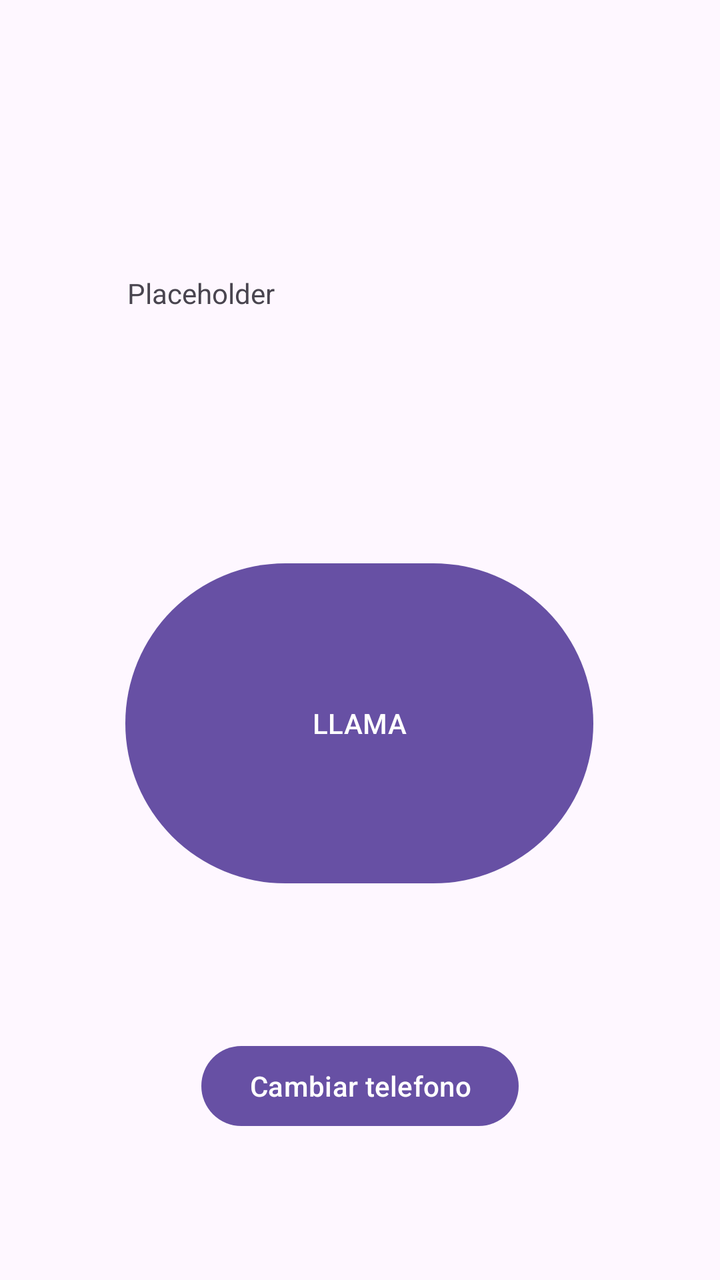
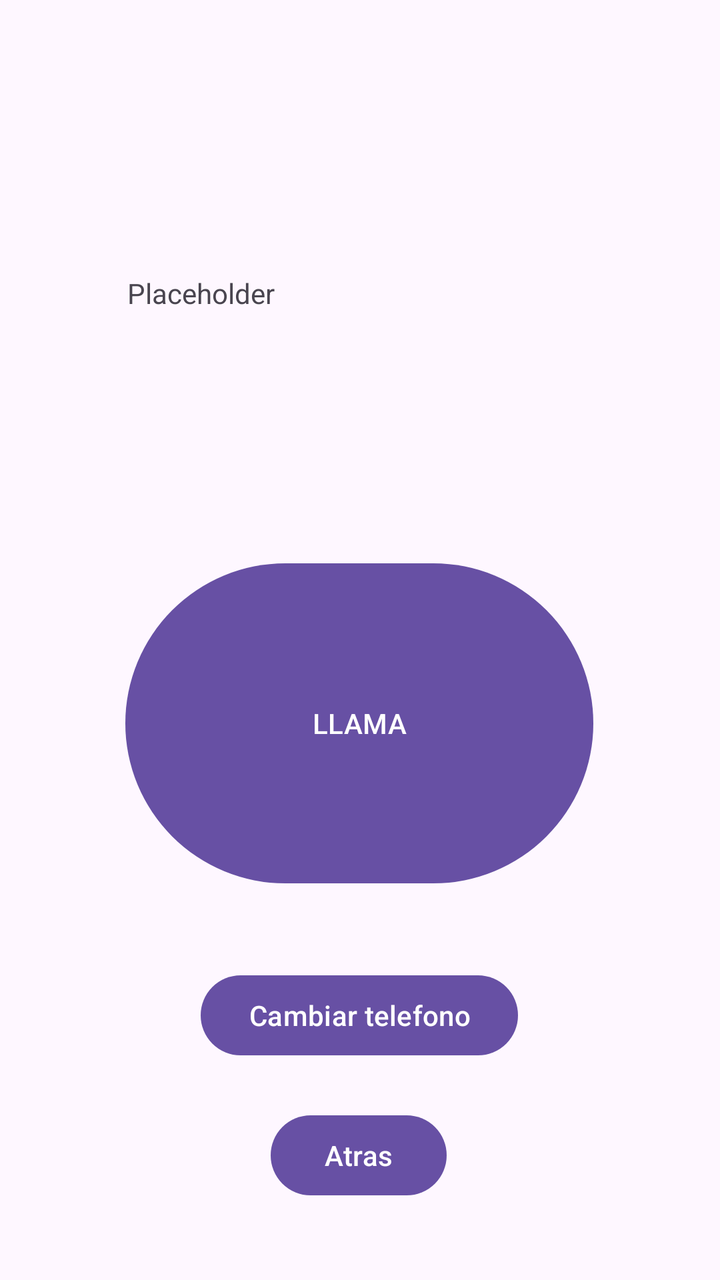

Two renders of the same Android screen: before a commit and after it. Below are the layout's source before the change and the commit's diff.
<!-- AndroidManifest.xml: application theme Theme.AplicacionCon4Botones -->
<!-- res/layout/activity_tlf.xml -->
<?xml version="1.0" encoding="utf-8"?>
<androidx.constraintlayout.widget.ConstraintLayout xmlns:android="http://schemas.android.com/apk/res/android"
    xmlns:app="http://schemas.android.com/apk/res-auto"
    xmlns:tools="http://schemas.android.com/tools"
    android:layout_width="match_parent"
    android:layout_height="match_parent">

    <Button
        android:id="@+id/telephoneActive"
        android:layout_width="234dp"
        android:layout_height="168dp"
        android:text="@string/llama"
        app:layout_constraintBottom_toBottomOf="parent"
        app:layout_constraintEnd_toEndOf="parent"
        app:layout_constraintHorizontal_bias="0.498"
        app:layout_constraintStart_toStartOf="parent"
        app:layout_constraintTop_toTopOf="parent"
        app:layout_constraintVertical_bias="0.588" />

    <TextView
        android:id="@+id/telefonoMostrador"
        android:layout_width="227dp"
        android:layout_height="99dp"
        android:text="@string/placeholder"
        app:layout_constraintBottom_toBottomOf="parent"
        app:layout_constraintEnd_toEndOf="parent"
        app:layout_constraintHorizontal_bias="0.478"
        app:layout_constraintStart_toStartOf="parent"
        app:layout_constraintTop_toTopOf="parent"
        app:layout_constraintVertical_bias="0.253" />

    <Button
        android:id="@+id/changePh"
        android:layout_width="wrap_content"
        android:layout_height="wrap_content"
        android:text="@string/cambiar_telefono"
        app:layout_constraintBottom_toBottomOf="parent"
        app:layout_constraintEnd_toEndOf="parent"
        app:layout_constraintStart_toStartOf="parent"
        app:layout_constraintTop_toBottomOf="@+id/telephoneActive" />
</androidx.constraintlayout.widget.ConstraintLayout>
<!-- resources referenced by this layout -->
<resources>
  <string name="cambiar_telefono">Cambiar telefono</string>
  <string name="llama">LLAMA</string>
  <string name="placeholder">Placeholder</string>
  <style name="Theme.AplicacionCon4Botones" parent="Base.Theme.AplicacionCon4Botones" />
  <style name="Base.Theme.AplicacionCon4Botones" parent="Theme.Material3.DayNight.NoActionBar">
          
          
      </style>
</resources>

<!-- the commit's change to res/layout/activity_tlf.xml (unified diff, before → after) -->
@@ -36,6 +36,20 @@
         android:text="@string/cambiar_telefono"
         app:layout_constraintBottom_toBottomOf="parent"
         app:layout_constraintEnd_toEndOf="parent"
+        app:layout_constraintHorizontal_bias="0.498"
         app:layout_constraintStart_toStartOf="parent"
-        app:layout_constraintTop_toBottomOf="@+id/telephoneActive" />
+        app:layout_constraintTop_toBottomOf="@+id/telephoneActive"
+        app:layout_constraintVertical_bias="0.26" />
+
+    <Button
+        android:id="@+id/backMain"
+        android:layout_width="wrap_content"
+        android:layout_height="wrap_content"
+        android:text="@string/atrasMain"
+        app:layout_constraintBottom_toBottomOf="parent"
+        app:layout_constraintEnd_toEndOf="parent"
+        app:layout_constraintHorizontal_bias="0.498"
+        app:layout_constraintStart_toStartOf="parent"
+        app:layout_constraintTop_toBottomOf="@+id/changePh"
+        app:layout_constraintVertical_bias="0.363" />
 </androidx.constraintlayout.widget.ConstraintLayout>
<!-- resource entries referenced after the edit -->
@@ -1,5 +1,6 @@
 <!-- resources referenced by this layout -->
 <resources>
+  <string name="atrasMain">Atras</string>
   <string name="cambiar_telefono">Cambiar telefono</string>
   <string name="llama">LLAMA</string>
   <string name="placeholder">Placeholder</string>
